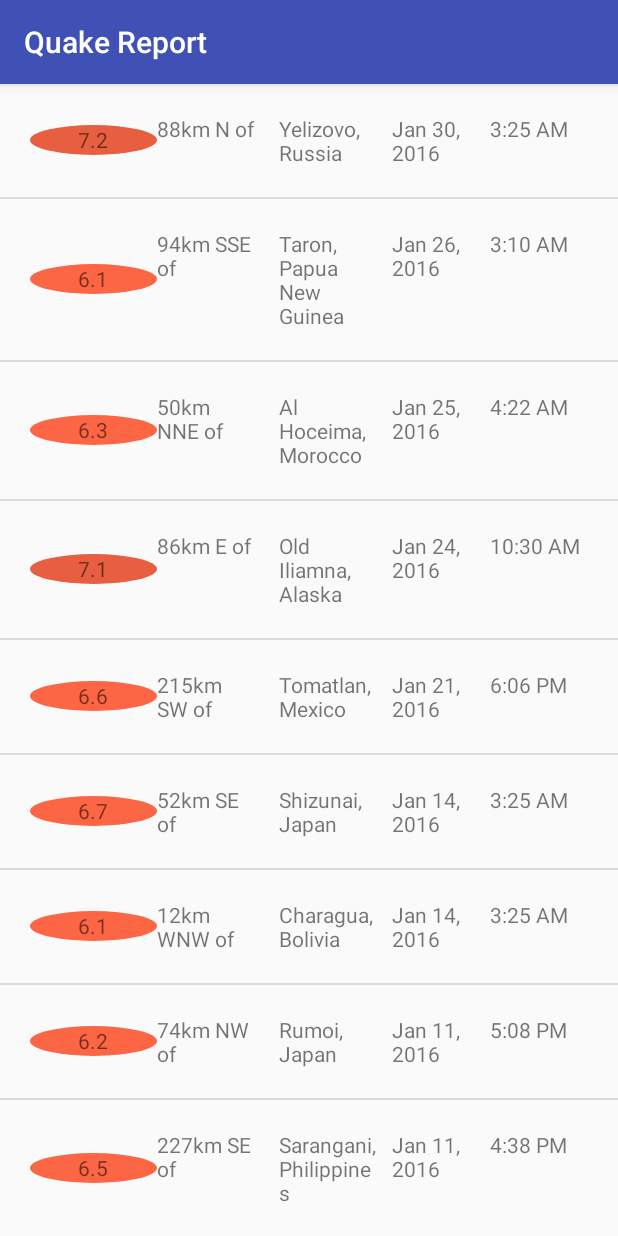
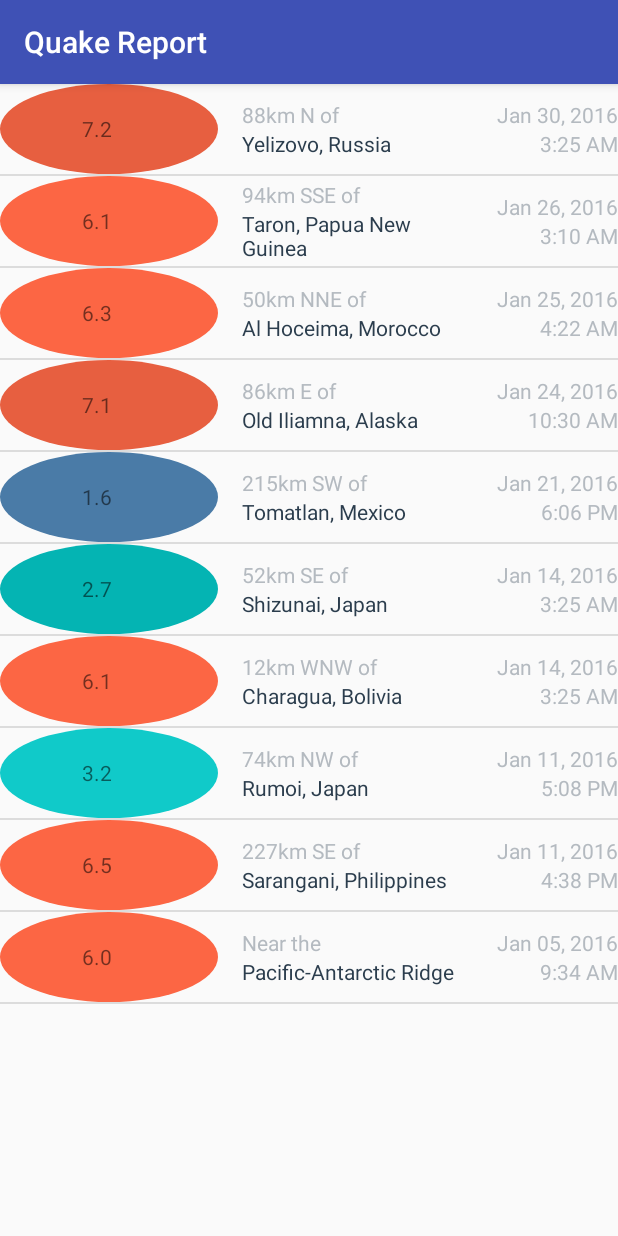
Before and after one commit to frannkenstein/Quake-Report, an Android app: the screen it shows after launch (EarthQuakeActivity), on a phone screen of 412 x 824 dp. Run offline under Robolectric (Android 15) with nearby library versions, the phone set to English and light mode, and no system bars.

Commit message:
Changed the UI for better visual

```diff
--- a/app/src/main/java/com/example/martian/quakereport/QueryUtils.java
+++ b/app/src/main/java/com/example/martian/quakereport/QueryUtils.java
@@ -21,10 +21,10 @@ public final class QueryUtils {
             "{\"type\":\"Feature\",\"properties\":{\"mag\":6.1,\"place\":\"94km SSE of Taron, Papua New Guinea\",\"time\":1453777820750,\"updated\":1460156775040,\"tz\":600,\"url\":\"http://earthquake.usgs.gov/earthquakes/eventpage/us20004uks\",\"detail\":\"http://earthquake.usgs.gov/fdsnws/event/1/query?eventid=us20004uks&format=geojson\",\"felt\":null,\"cdi\":null,\"mmi\":4.1,\"alert\":\"green\",\"status\":\"reviewed\",\"tsunami\":1,\"sig\":572,\"net\":\"us\",\"code\":\"20004uks\",\"ids\":\",us20004uks,gcmt20160126031023,\",\"sources\":\",us,gcmt,\",\"types\":\",cap,geoserve,losspager,moment-tensor,nearby-cities,origin,phase-data,shakemap,tectonic-summary,\",\"nst\":null,\"dmin\":1.537,\"rms\":0.74,\"gap\":25,\"magType\":\"mww\",\"type\":\"earthquake\",\"title\":\"M 6.1 - 94km SSE of Taron, Papua New Guinea\"},\"geometry\":{\"type\":\"Point\",\"coordinates\":[153.2454,-5.2952,26]},\"id\":\"us20004uks\"},\n" +
             "{\"type\":\"Feature\",\"properties\":{\"mag\":6.3,\"place\":\"50km NNE of Al Hoceima, Morocco\",\"time\":1453695722730,\"updated\":1460156773040,\"tz\":0,\"url\":\"http://earthquake.usgs.gov/earthquakes/eventpage/us10004gy9\",\"detail\":\"http://earthquake.usgs.gov/fdsnws/event/1/query?eventid=us10004gy9&format=geojson\",\"felt\":117,\"cdi\":7.2,\"mmi\":5.28,\"alert\":\"green\",\"status\":\"reviewed\",\"tsunami\":0,\"sig\":695,\"net\":\"us\",\"code\":\"10004gy9\",\"ids\":\",us10004gy9,gcmt20160125042203,\",\"sources\":\",us,gcmt,\",\"types\":\",cap,dyfi,geoserve,impact-text,losspager,moment-tensor,nearby-cities,origin,phase-data,shakemap,tectonic-summary,\",\"nst\":null,\"dmin\":2.201,\"rms\":0.92,\"gap\":20,\"magType\":\"mww\",\"type\":\"earthquake\",\"title\":\"M 6.3 - 50km NNE of Al Hoceima, Morocco\"},\"geometry\":{\"type\":\"Point\",\"coordinates\":[-3.6818,35.6493,12]},\"id\":\"us10004gy9\"},\n" +
             "{\"type\":\"Feature\",\"properties\":{\"mag\":7.1,\"place\":\"86km E of Old Iliamna, Alaska\",\"time\":1453631430230,\"updated\":1460156770040,\"tz\":-540,\"url\":\"http://earthquake.usgs.gov/earthquakes/eventpage/us10004gqp\",\"detail\":\"http://earthquake.usgs.gov/fdsnws/event/1/query?eventid=us10004gqp&format=geojson\",\"felt\":1816,\"cdi\":7.2,\"mmi\":6.6,\"alert\":\"green\",\"status\":\"reviewed\",\"tsunami\":1,\"sig\":1496,\"net\":\"us\",\"code\":\"10004gqp\",\"ids\":\",at00o1gd6r,us10004gqp,ak12496371,gcmt20160124103030,\",\"sources\":\",at,us,ak,gcmt,\",\"types\":\",cap,dyfi,finite-fault,general-link,general-text,geoserve,impact-link,impact-text,losspager,moment-tensor,nearby-cities,origin,phase-data,shakemap,tectonic-summary,trump-origin,\",\"nst\":null,\"dmin\":0.72,\"rms\":2.11,\"gap\":19,\"magType\":\"mww\",\"type\":\"earthquake\",\"title\":\"M 7.1 - 86km E of Old Iliamna, Alaska\"},\"geometry\":{\"type\":\"Point\",\"coordinates\":[-153.4051,59.6363,129]},\"id\":\"us10004gqp\"},\n" +
-            "{\"type\":\"Feature\",\"properties\":{\"mag\":6.6,\"place\":\"215km SW of Tomatlan, Mexico\",\"time\":1453399617650,\"updated\":1459963829040,\"tz\":-420,\"url\":\"http://earthquake.usgs.gov/earthquakes/eventpage/us10004g4l\",\"detail\":\"http://earthquake.usgs.gov/fdsnws/event/1/query?eventid=us10004g4l&format=geojson\",\"felt\":11,\"cdi\":2.7,\"mmi\":3.92,\"alert\":\"green\",\"status\":\"reviewed\",\"tsunami\":1,\"sig\":673,\"net\":\"us\",\"code\":\"10004g4l\",\"ids\":\",at00o1bebo,pt16021050,us10004g4l,gcmt20160121180659,\",\"sources\":\",at,pt,us,gcmt,\",\"types\":\",cap,dyfi,geoserve,impact-link,impact-text,losspager,moment-tensor,nearby-cities,origin,phase-data,shakemap,tectonic-summary,\",\"nst\":null,\"dmin\":2.413,\"rms\":0.98,\"gap\":74,\"magType\":\"mww\",\"type\":\"earthquake\",\"title\":\"M 6.6 - 215km SW of Tomatlan, Mexico\"},\"geometry\":{\"type\":\"Point\",\"coordinates\":[-106.9337,18.8239,10]},\"id\":\"us10004g4l\"},\n" +
-            "{\"type\":\"Feature\",\"properties\":{\"mag\":6.7,\"place\":\"52km SE of Shizunai, Japan\",\"time\":1452741933640,\"updated\":1459304879040,\"tz\":540,\"url\":\"http://earthquake.usgs.gov/earthquakes/eventpage/us10004ebx\",\"detail\":\"http://earthquake.usgs.gov/fdsnws/event/1/query?eventid=us10004ebx&format=geojson\",\"felt\":51,\"cdi\":5.8,\"mmi\":6.45,\"alert\":\"green\",\"status\":\"reviewed\",\"tsunami\":1,\"sig\":720,\"net\":\"us\",\"code\":\"10004ebx\",\"ids\":\",us10004ebx,pt16014050,at00o0xauk,gcmt20160114032534,\",\"sources\":\",us,pt,at,gcmt,\",\"types\":\",associate,cap,dyfi,geoserve,impact-link,impact-text,losspager,moment-tensor,nearby-cities,origin,phase-data,shakemap,\",\"nst\":null,\"dmin\":0.281,\"rms\":0.98,\"gap\":22,\"magType\":\"mww\",\"type\":\"earthquake\",\"title\":\"M 6.7 - 52km SE of Shizunai, Japan\"},\"geometry\":{\"type\":\"Point\",\"coordinates\":[142.781,41.9723,46]},\"id\":\"us10004ebx\"},\n" +
+            "{\"type\":\"Feature\",\"properties\":{\"mag\":1.6,\"place\":\"215km SW of Tomatlan, Mexico\",\"time\":1453399617650,\"updated\":1459963829040,\"tz\":-420,\"url\":\"http://earthquake.usgs.gov/earthquakes/eventpage/us10004g4l\",\"detail\":\"http://earthquake.usgs.gov/fdsnws/event/1/query?eventid=us10004g4l&format=geojson\",\"felt\":11,\"cdi\":2.7,\"mmi\":3.92,\"alert\":\"green\",\"status\":\"reviewed\",\"tsunami\":1,\"sig\":673,\"net\":\"us\",\"code\":\"10004g4l\",\"ids\":\",at00o1bebo,pt16021050,us10004g4l,gcmt20160121180659,\",\"sources\":\",at,pt,us,gcmt,\",\"types\":\",cap,dyfi,geoserve,impact-link,impact-text,losspager,moment-tensor,nearby-cities,origin,phase-data,shakemap,tectonic-summary,\",\"nst\":null,\"dmin\":2.413,\"rms\":0.98,\"gap\":74,\"magType\":\"mww\",\"type\":\"earthquake\",\"title\":\"M 6.6 - 215km SW of Tomatlan, Mexico\"},\"geometry\":{\"type\":\"Point\",\"coordinates\":[-106.9337,18.8239,10]},\"id\":\"us10004g4l\"},\n" +
+            "{\"type\":\"Feature\",\"properties\":{\"mag\":2.7,\"place\":\"52km SE of Shizunai, Japan\",\"time\":1452741933640,\"updated\":1459304879040,\"tz\":540,\"url\":\"http://earthquake.usgs.gov/earthquakes/eventpage/us10004ebx\",\"detail\":\"http://earthquake.usgs.gov/fdsnws/event/1/query?eventid=us10004ebx&format=geojson\",\"felt\":51,\"cdi\":5.8,\"mmi\":6.45,\"alert\":\"green\",\"status\":\"reviewed\",\"tsunami\":1,\"sig\":720,\"net\":\"us\",\"code\":\"10004ebx\",\"ids\":\",us10004ebx,pt16014050,at00o0xauk,gcmt20160114032534,\",\"sources\":\",us,pt,at,gcmt,\",\"types\":\",associate,cap,dyfi,geoserve,impact-link,impact-text,losspager,moment-tensor,nearby-cities,origin,phase-data,shakemap,\",\"nst\":null,\"dmin\":0.281,\"rms\":0.98,\"gap\":22,\"magType\":\"mww\",\"type\":\"earthquake\",\"title\":\"M 6.7 - 52km SE of Shizunai, Japan\"},\"geometry\":{\"type\":\"Point\",\"coordinates\":[142.781,41.9723,46]},\"id\":\"us10004ebx\"},\n" +
             "{\"type\":\"Feature\",\"properties\":{\"mag\":6.1,\"place\":\"12km WNW of Charagua, Bolivia\",\"time\":1452741928270,\"updated\":1459304879040,\"tz\":-240,\"url\":\"http://earthquake.usgs.gov/earthquakes/eventpage/us10004ebw\",\"detail\":\"http://earthquake.usgs.gov/fdsnws/event/1/query?eventid=us10004ebw&format=geojson\",\"felt\":3,\"cdi\":2.2,\"mmi\":2.21,\"alert\":\"green\",\"status\":\"reviewed\",\"tsunami\":0,\"sig\":573,\"net\":\"us\",\"code\":\"10004ebw\",\"ids\":\",us10004ebw,gcmt20160114032528,\",\"sources\":\",us,gcmt,\",\"types\":\",cap,dyfi,geoserve,impact-text,losspager,moment-tensor,nearby-cities,origin,phase-data,shakemap,tectonic-summary,\",\"nst\":null,\"dmin\":5.492,\"rms\":1.04,\"gap\":16,\"magType\":\"mww\",\"type\":\"earthquake\",\"title\":\"M 6.1 - 12km WNW of Charagua, Bolivia\"},\"geometry\":{\"type\":\"Point\",\"coordinates\":[-63.3288,-19.7597,582.56]},\"id\":\"us10004ebw\"},\n" +
-            "{\"type\":\"Feature\",\"properties\":{\"mag\":6.2,\"place\":\"74km NW of Rumoi, Japan\",\"time\":1452532083920,\"updated\":1459304875040,\"tz\":540,\"url\":\"http://earthquake.usgs.gov/earthquakes/eventpage/us10004djn\",\"detail\":\"http://earthquake.usgs.gov/fdsnws/event/1/query?eventid=us10004djn&format=geojson\",\"felt\":8,\"cdi\":3.4,\"mmi\":3.74,\"alert\":\"green\",\"status\":\"reviewed\",\"tsunami\":0,\"sig\":594,\"net\":\"us\",\"code\":\"10004djn\",\"ids\":\",us10004djn,gcmt20160111170803,\",\"sources\":\",us,gcmt,\",\"types\":\",cap,dyfi,geoserve,impact-text,losspager,moment-tensor,nearby-cities,origin,phase-data,shakemap,tectonic-summary,\",\"nst\":null,\"dmin\":1.139,\"rms\":0.96,\"gap\":33,\"magType\":\"mww\",\"type\":\"earthquake\",\"title\":\"M 6.2 - 74km NW of Rumoi, Japan\"},\"geometry\":{\"type\":\"Point\",\"coordinates\":[141.0867,44.4761,238.81]},\"id\":\"us10004djn\"},\n" +
+            "{\"type\":\"Feature\",\"properties\":{\"mag\":3.2,\"place\":\"74km NW of Rumoi, Japan\",\"time\":1452532083920,\"updated\":1459304875040,\"tz\":540,\"url\":\"http://earthquake.usgs.gov/earthquakes/eventpage/us10004djn\",\"detail\":\"http://earthquake.usgs.gov/fdsnws/event/1/query?eventid=us10004djn&format=geojson\",\"felt\":8,\"cdi\":3.4,\"mmi\":3.74,\"alert\":\"green\",\"status\":\"reviewed\",\"tsunami\":0,\"sig\":594,\"net\":\"us\",\"code\":\"10004djn\",\"ids\":\",us10004djn,gcmt20160111170803,\",\"sources\":\",us,gcmt,\",\"types\":\",cap,dyfi,geoserve,impact-text,losspager,moment-tensor,nearby-cities,origin,phase-data,shakemap,tectonic-summary,\",\"nst\":null,\"dmin\":1.139,\"rms\":0.96,\"gap\":33,\"magType\":\"mww\",\"type\":\"earthquake\",\"title\":\"M 6.2 - 74km NW of Rumoi, Japan\"},\"geometry\":{\"type\":\"Point\",\"coordinates\":[141.0867,44.4761,238.81]},\"id\":\"us10004djn\"},\n" +
             "{\"type\":\"Feature\",\"properties\":{\"mag\":6.5,\"place\":\"227km SE of Sarangani, Philippines\",\"time\":1452530285900,\"updated\":1459304874040,\"tz\":480,\"url\":\"http://earthquake.usgs.gov/earthquakes/eventpage/us10004dj5\",\"detail\":\"http://earthquake.usgs.gov/fdsnws/event/1/query?eventid=us10004dj5&format=geojson\",\"felt\":1,\"cdi\":2.7,\"mmi\":7.5,\"alert\":\"green\",\"status\":\"reviewed\",\"tsunami\":1,\"sig\":650,\"net\":\"us\",\"code\":\"10004dj5\",\"ids\":\",at00o0srjp,pt16011050,us10004dj5,gcmt20160111163807,\",\"sources\":\",at,pt,us,gcmt,\",\"types\":\",cap,dyfi,geoserve,impact-link,impact-text,losspager,moment-tensor,nearby-cities,origin,phase-data,shakemap,tectonic-summary,\",\"nst\":null,\"dmin\":3.144,\"rms\":0.72,\"gap\":22,\"magType\":\"mww\",\"type\":\"earthquake\",\"title\":\"M 6.5 - 227km SE of Sarangani, Philippines\"},\"geometry\":{\"type\":\"Point\",\"coordinates\":[126.8621,3.8965,13]},\"id\":\"us10004dj5\"},\n" +
             "{\"type\":\"Feature\",\"properties\":{\"mag\":6,\"place\":\"Pacific-Antarctic Ridge\",\"time\":1451986454620,\"updated\":1459202978040,\"tz\":-540,\"url\":\"http://earthquake.usgs.gov/earthquakes/eventpage/us10004bgk\",\"detail\":\"http://earthquake.usgs.gov/fdsnws/event/1/query?eventid=us10004bgk&format=geojson\",\"felt\":0,\"cdi\":1,\"mmi\":0,\"alert\":\"green\",\"status\":\"reviewed\",\"tsunami\":0,\"sig\":554,\"net\":\"us\",\"code\":\"10004bgk\",\"ids\":\",us10004bgk,gcmt20160105093415,\",\"sources\":\",us,gcmt,\",\"types\":\",cap,dyfi,geoserve,losspager,moment-tensor,nearby-cities,origin,phase-data,shakemap,\",\"nst\":null,\"dmin\":30.75,\"rms\":0.67,\"gap\":71,\"magType\":\"mww\",\"type\":\"earthquake\",\"title\":\"M 6.0 - Pacific-Antarctic Ridge\"},\"geometry\":{\"type\":\"Point\",\"coordinates\":[-136.2603,-54.2906,10]},\"id\":\"us10004bgk\"}],\"bbox\":[-153.4051,-54.2906,10,158.5463,59.6363,582.56]}";
 
--- a/app/src/main/res/drawable/magnitude_circle.xml
+++ b/app/src/main/res/drawable/magnitude_circle.xml
@@ -4,7 +4,7 @@
     android:shape="oval">
     <solid android:color="@color/magnitude1" />
     <size
-        android:width="36dp"
-        android:height="36dp" />
+        android:width="30dp"
+        android:height="10dp" />
     <corners android:radius="18dp" />
 </shape>
--- a/app/src/main/res/layout/layout_earthquake.xml
+++ b/app/src/main/res/layout/layout_earthquake.xml
@@ -1,40 +1,66 @@
 <?xml version="1.0" encoding="utf-8"?>
 <LinearLayout xmlns:android="http://schemas.android.com/apk/res/android"
+    android:id="@+id/list"
+    android:orientation="horizontal"
     android:layout_width="match_parent"
     android:layout_height="match_parent"
-    android:orientation="horizontal"
-    android:padding="20dp">
+
+    android:dividerHeight="0dp">
 <TextView
 
     android:id="@+id/magnitude"
     android:background="@drawable/magnitude_circle"
-    android:layout_width="20dp"
-    android:layout_height="20dp"
+    android:layout_width="1dp"
+    android:layout_height="60dp"
     android:layout_gravity="center_vertical"
 
     android:layout_weight="1"
-    android:gravity="center"/>
+    android:gravity="center"
+    android:paddingRight="16dp"/>
+    <LinearLayout
+        android:layout_width="0dp"
+        android:layout_height="wrap_content"
+        android:layout_gravity="center_vertical"
+        android:layout_marginLeft="16dp"
+        android:layout_marginStart="16dp"
+        android:layout_weight="1"
+        android:orientation="vertical">
+
     <TextView
         android:layout_marginRight="16dp"
         android:id="@+id/location_offset"
-        android:layout_width="0dp"
+        android:layout_width="wrap_content"
         android:layout_height="wrap_content"
+        android:textColor="@color/textColorEarthquakeDetails"
         android:layout_weight="1" />
     <TextView
         android:id="@+id/primary_location"
-        android:layout_width="0dp"
+        android:layout_width="wrap_content"
         android:layout_height="wrap_content"
+        android:textColor="@color/textColorEarthquakeLocation"
         android:layout_weight="1" />
+        </LinearLayout>
+    <LinearLayout
+        android:layout_width="wrap_content"
+        android:layout_height="wrap_content"
+        android:layout_gravity="center_vertical"
+        android:layout_marginLeft="16dp"
+        android:layout_marginStart="16dp"
+        android:orientation="vertical">
+
     <TextView
         android:layout_marginLeft="10dp"
         android:id="@+id/date"
-        android:layout_width="0dp"
+        android:textColor="@color/textColorEarthquakeDetails"
+        android:layout_width="wrap_content"
         android:layout_height="wrap_content"
         android:layout_weight="1"/>
     <TextView
         android:id="@+id/time"
-        android:layout_width="0dp"
+        android:textColor="@color/textColorEarthquakeDetails"
+        android:layout_gravity="end"
+        android:layout_width="wrap_content"
         android:layout_height="wrap_content"
         android:layout_weight="1"/>
-
 </LinearLayout>
+</LinearLayout>
--- a/app/src/main/res/values/colors.xml
+++ b/app/src/main/res/values/colors.xml
@@ -11,6 +11,8 @@
 
     <!-- Text color for the primary location of the earthquake in the list item -->
     <color name="textColorEarthquakeLocation">#2B3D4D</color>
+    <color name="textColorEarthquakeDetails">#B4BAC0</color>
+
     <!-- Color for an earthquake with magnitude 0 and 2 -->
     <color name="magnitude1">#4A7BA7</color>
 
```
